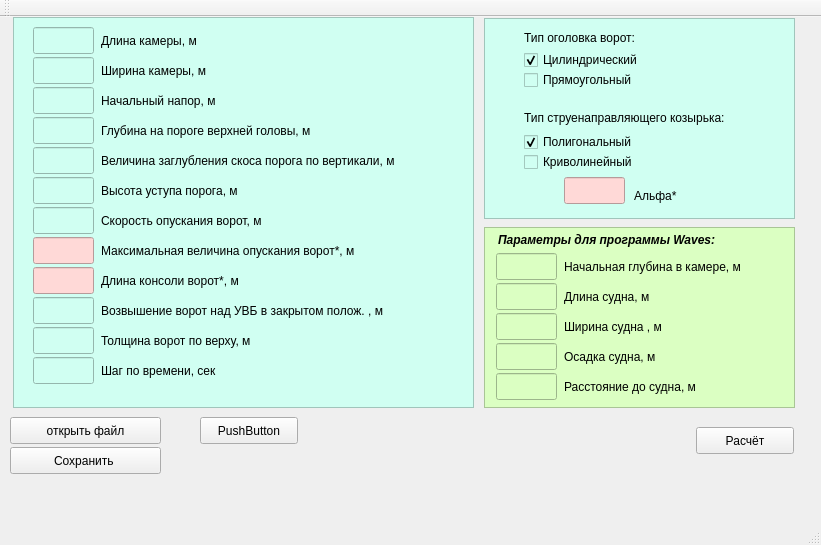
Above: mainwindow.ui from asfalt/Gateway before the change. Below: the same form after it.
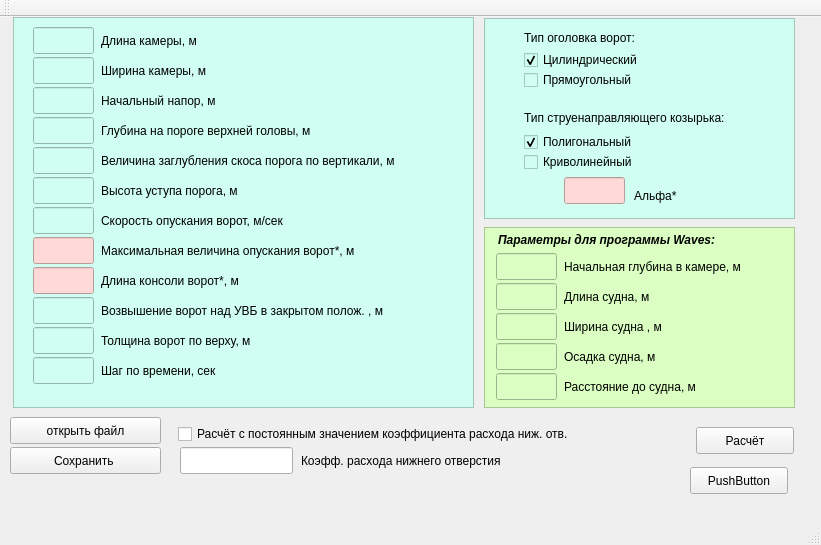
That is the form after the change.

Patch:
```diff
--- a/mainwindow.ui
+++ b/mainwindow.ui
@@ -328,7 +328,7 @@
       <rect>
        <x>88</x>
        <y>195</y>
-       <width>221</width>
+       <width>241</width>
        <height>17</height>
       </rect>
      </property>
@@ -339,7 +339,7 @@
       <string>в качестве десятичного разделителя используйте точку</string>
      </property>
      <property name="text">
-      <string>Скорость опускания ворот, м</string>
+      <string>Скорость опускания ворот, м/сек</string>
      </property>
     </widget>
     <widget class="QLineEdit" name="Editp1">
@@ -905,8 +905,8 @@
    <widget class="QPushButton" name="pushButton_4">
     <property name="geometry">
      <rect>
-      <x>200</x>
-      <y>400</y>
+      <x>690</x>
+      <y>450</y>
       <width>98</width>
       <height>27</height>
      </rect>
@@ -915,6 +915,42 @@
      <string>PushButton</string>
     </property>
    </widget>
+   <widget class="QCheckBox" name="checkBoxMu1Const">
+    <property name="geometry">
+     <rect>
+      <x>178</x>
+      <y>406</y>
+      <width>491</width>
+      <height>22</height>
+     </rect>
+    </property>
+    <property name="text">
+     <string>Расчёт с постоянным значением коэффициента расхода ниж. отв.</string>
+    </property>
+   </widget>
+   <widget class="QLineEdit" name="EditMu1Const">
+    <property name="geometry">
+     <rect>
+      <x>180</x>
+      <y>430</y>
+      <width>113</width>
+      <height>27</height>
+     </rect>
+    </property>
+   </widget>
+   <widget class="QLabel" name="label_22">
+    <property name="geometry">
+     <rect>
+      <x>301</x>
+      <y>435</y>
+      <width>261</width>
+      <height>17</height>
+     </rect>
+    </property>
+    <property name="text">
+     <string>Коэфф. расхода нижнего отверстия</string>
+    </property>
+   </widget>
   </widget>
   <widget class="QMenuBar" name="menuBar">
    <property name="geometry">
```
